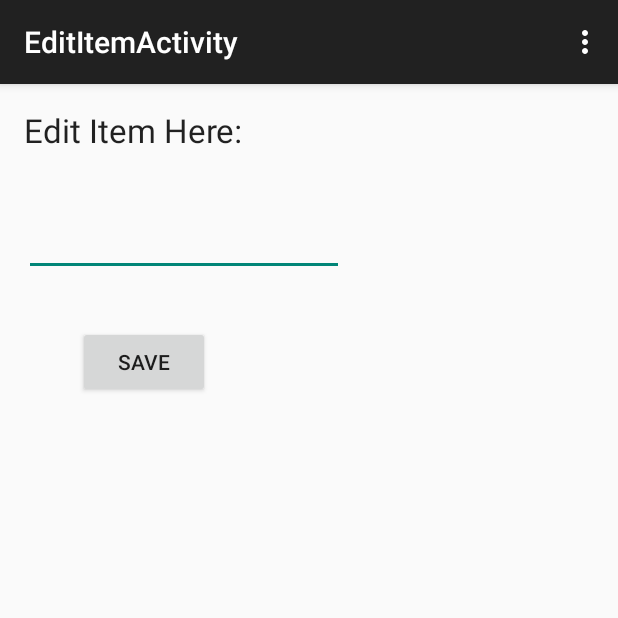
After one commit to keikha/YAndroid, an Android app: the EditItemActivity screen opened directly, with no data from a screen before it, on a phone screen of 412 x 824 dp, the top half of it. The commit adds this screen. Run offline under Robolectric (Android 15) with nearby library versions, the phone set to English and light mode, and no system bars.

Commit message:
Possibility to edit the item

```diff
--- a/SimpleToDo/app/src/main/AndroidManifest.xml
+++ b/SimpleToDo/app/src/main/AndroidManifest.xml
@@ -16,6 +16,10 @@
                 <category android:name="android.intent.category.LAUNCHER" />
             </intent-filter>
         </activity>
+        <activity
+            android:name=".EditItemActivity"
+            android:label="@string/title_activity_edit_item" >
+        </activity>
     </application>
 
 </manifest>
--- /dev/null
+++ b/SimpleToDo/app/src/main/java/com/myinc/keikha/simpletodo/EditItemActivity.java
@@ -0,0 +1,68 @@
+package com.myinc.keikha.simpletodo;
+
+import android.content.Intent;
+import android.support.v7.app.ActionBarActivity;
+import android.os.Bundle;
+import android.view.Menu;
+import android.view.MenuItem;
+import android.view.View;
+import android.widget.EditText;
+import android.widget.TextView;
+
+
+public class EditItemActivity extends ActionBarActivity {
+
+    private String text;
+    private int position;
+    private EditText etItem;
+
+    @Override
+    protected void onCreate(Bundle savedInstanceState) {
+        super.onCreate(savedInstanceState);
+        setContentView(R.layout.activity_edit_item);
+
+        text = getIntent().getStringExtra("text");
+        position = getIntent().getIntExtra("position" , 0);
+        etItem = (EditText) findViewById(R.id.etItem);
+        etItem.setText(text);
+        etItem.hasFocus();
+        etItem.setSelection(etItem.getText().length());
+
+    }
+
+
+
+    @Override
+    public boolean onCreateOptionsMenu(Menu menu) {
+        // Inflate the menu; this adds items to the action bar if it is present.
+        getMenuInflater().inflate(R.menu.menu_edit_item, menu);
+        return true;
+    }
+
+    @Override
+    public boolean onOptionsItemSelected(MenuItem item) {
+        // Handle action bar item clicks here. The action bar will
+        // automatically handle clicks on the Home/Up button, so long
+        // as you specify a parent activity in AndroidManifest.xml.
+        int id = item.getItemId();
+
+        //noinspection SimplifiableIfStatement
+        if (id == R.id.action_settings) {
+            return true;
+        }
+
+        return super.onOptionsItemSelected(item);
+    }
+
+    public void OnSaveClick(View v)
+    {
+
+        Intent data = new Intent();
+        data.putExtra("newValue" , etItem.getText().toString());
+        data.putExtra("position" , position);
+
+        setResult( RESULT_OK , data);
+
+        this.finish();
+    }
+}
--- /dev/null
+++ b/SimpleToDo/app/src/main/res/layout/activity_edit_item.xml
@@ -0,0 +1,42 @@
+<RelativeLayout xmlns:android="http://schemas.android.com/apk/res/android"
+    xmlns:tools="http://schemas.android.com/tools" android:layout_width="match_parent"
+    android:layout_height="match_parent" android:paddingLeft="@dimen/activity_horizontal_margin"
+    android:paddingRight="@dimen/activity_horizontal_margin"
+    android:paddingTop="@dimen/activity_vertical_margin"
+    android:paddingBottom="@dimen/activity_vertical_margin"
+    tools:context="com.myinc.keikha.simpletodo.EditItemActivity">
+
+    <TextView
+        android:layout_width="wrap_content"
+        android:layout_height="wrap_content"
+        android:textAppearance="?android:attr/textAppearanceLarge"
+        android:text="Edit Item Here:"
+        android:id="@+id/tvTitle"
+        android:layout_alignParentTop="true"
+        android:layout_alignParentLeft="true"
+        android:layout_alignParentStart="true" />
+
+    <EditText
+        android:layout_width="wrap_content"
+        android:layout_height="wrap_content"
+        android:inputType="textMultiLine"
+        android:ems="10"
+        android:id="@+id/etItem"
+        android:layout_below="@+id/tvTitle"
+        android:layout_marginTop="37dp" />
+
+    <Button
+        android:layout_width="wrap_content"
+        android:layout_height="wrap_content"
+        android:text="Save"
+        android:id="@+id/btnSave"
+        android:layout_below="@+id/etItem"
+        android:layout_alignRight="@+id/tvTitle"
+        android:layout_alignEnd="@+id/tvTitle"
+        android:layout_marginRight="22dp"
+        android:layout_marginEnd="22dp"
+        android:layout_marginTop="33dp"
+        android:onClick="OnSaveClick"
+        />
+
+</RelativeLayout>
--- /dev/null
+++ b/SimpleToDo/app/src/main/res/menu/menu_edit_item.xml
@@ -0,0 +1,7 @@
+<menu xmlns:android="http://schemas.android.com/apk/res/android"
+    xmlns:app="http://schemas.android.com/apk/res-auto"
+    xmlns:tools="http://schemas.android.com/tools"
+    tools:context="com.myinc.keikha.simpletodo.EditItemActivity">
+    <item android:id="@+id/action_settings" android:title="@string/action_settings"
+        android:orderInCategory="100" app:showAsAction="never" />
+</menu>
--- a/SimpleToDo/app/src/main/res/values/strings.xml
+++ b/SimpleToDo/app/src/main/res/values/strings.xml
@@ -4,5 +4,7 @@
     <string name="app_name">SimpleToDo</string>
     <string name="hello_world">Hello world!</string>
     <string name="action_settings">Settings</string>
+    <string name="editTextHint">Please enter your new item</string>
+    <string name="title_activity_edit_item">EditItemActivity</string>
 
 </resources>
```
Also changed, not shown: SimpleToDo/app/src/main/java/com/myinc/keikha/simpletodo/MainActivity.java (+106 -1 lines), SimpleToDo/app/src/main/res/layout/activity_main.xml (+5 -2 lines), 1 other file.
